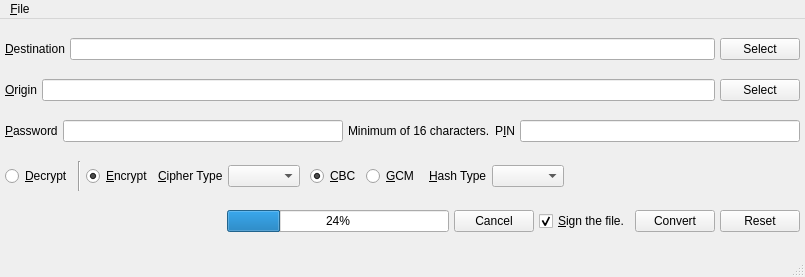
Old version of the form UI/encryptfile.ui in the repository xloem/spot-on-svn.
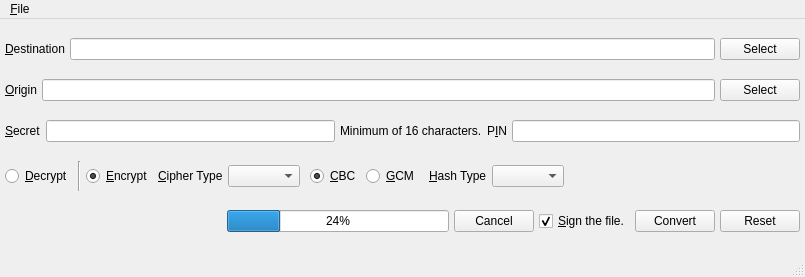
New version of the form. Icons and pictures are not drawn.

The edit to the form file:
```diff
--- a/UI/encryptfile.ui
+++ b/UI/encryptfile.ui
@@ -84,7 +84,7 @@
       <item>
        <widget class="QLabel" name="label_2">
         <property name="text">
-         <string>&amp;Password</string>
+         <string>&amp;Secret</string>
         </property>
         <property name="buddy">
          <cstring>password</cstring>
```
